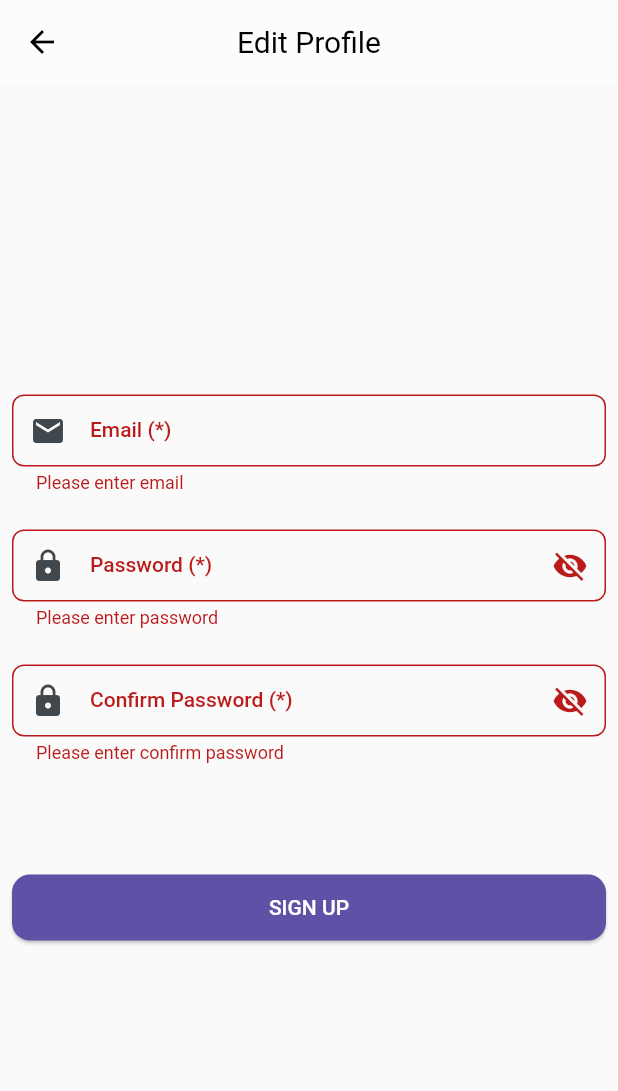
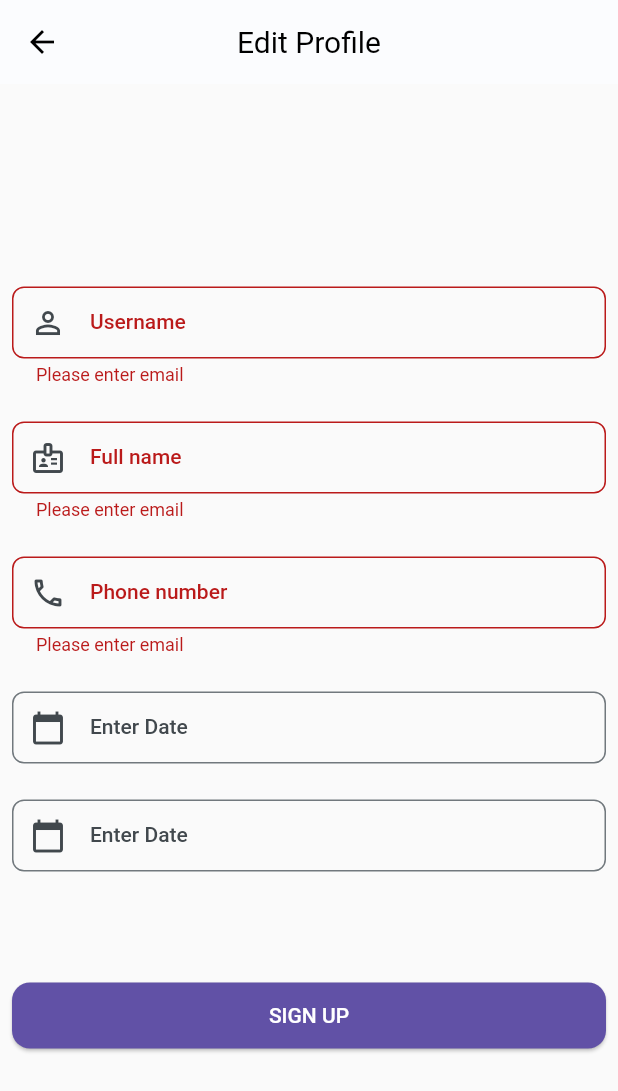
Before and after one commit to quangnhat22/cs_video_call_app, a Flutter app: the EditProfilePage screen opened directly, after a tap on "SIGN UP", on a phone screen of 412 x 824 dp. Shown: the top 1091 px of the screen. Run offline on Flutter 3.47's test engine with Material 2 defaults, Android fonts, the phone set to English and light mode, and no system bars; our stand-ins replace cached_network_image, device_info_plus, dio, equatable, firebase_auth, firebase_core and 8 more; accounts and stored records are empty; generated files the repository leaves out were written again.

Commit message:
update form edit profile UI

```diff
--- /dev/null
+++ b/lib/common/widgets/stateless/form/text_form_field.dart
@@ -0,0 +1,58 @@
+import 'package:flutter/material.dart';
+import 'package:flutter_gen/gen_l10n/app_localizations.dart';
+
+enum InputType { text, phoneNumber, multiline }
+
+class CTextFormField extends StatelessWidget {
+  const CTextFormField({
+    super.key,
+    required this.controller,
+    required this.icon,
+    required this.label,
+    this.type = InputType.text,
+  });
+
+  final TextEditingController controller;
+  final Icon icon;
+  final String label;
+  final InputType type;
+
+  String? validateValue(String? value, BuildContext context) {
+    if (value == null || value.isEmpty) {
+      return AppLocalizations.of(context)!.please_enter_email;
+    }
+    return null;
+  }
+
+  TextInputType _checkType() {
+    switch (type) {
+      case InputType.text:
+        return TextInputType.text;
+      case InputType.phoneNumber:
+        return TextInputType.phone;
+      case InputType.multiline:
+        return TextInputType.multiline;
+      default:
+        return TextInputType.none;
+    }
+  }
+
+  @override
+  Widget build(BuildContext context) {
+    return Container(
+      margin: const EdgeInsets.symmetric(vertical: 12),
+      child: TextFormField(
+        controller: controller,
+        validator: (value) => validateValue(value, context),
+        decoration: InputDecoration(
+          prefixIcon: icon,
+          label: Text(label),
+          border: const OutlineInputBorder(
+              borderSide: BorderSide(width: 1),
+              borderRadius: BorderRadius.all(Radius.circular(8))),
+        ),
+        keyboardType: _checkType(),
+      ),
+    );
+  }
+}
--- a/lib/core/config/app_config.dart
+++ b/lib/core/config/app_config.dart
@@ -8,7 +8,7 @@ class AppConfig {
   // }
 
   // TODO: switch to [10.0.2.2] if using android emulator
-  static const baseUrl = 'http://10.0.2.2:8080/v1';
+  static const baseUrl = 'http://192.168.1.7:8080/v1';
 }
 
 // class _Config {
--- a/lib/core/langs/app_en.arb
+++ b/lib/core/langs/app_en.arb
@@ -38,5 +38,8 @@
   "sign_up_text_button": "SIGN UP",
   "cancel": "Cancel",
   "confirm": "Confirm",
-  "are_you_sure_want_to_log_out": "Are you sure you want to logout?"
+  "are_you_sure_want_to_log_out": "Are you sure you want to logout?",
+  "username": "Username",
+  "full_name": "Full name",
+  "phone_number": "Phone number"
 }
--- a/lib/core/langs/app_vi.arb
+++ b/lib/core/langs/app_vi.arb
@@ -38,5 +38,8 @@
   "sign_up_text_button": "ĐĂNG KÝ",
   "cancel": "Huỷ",
   "confirm": "Xác nhận",
-  "are_you_sure_want_to_log_out": "Bạn có chắc chắn muốn thoát khỏi ứng dụng?"
+  "are_you_sure_want_to_log_out": "Bạn có chắc chắn muốn thoát khỏi ứng dụng?",
+  "username": "Username",
+  "full_name": "Họ và tên",
+  "phone_number": "Số điện thoại"
 }
--- /dev/null
+++ b/lib/presentation/setting/edit_profile/widgets/birthday_input.dart
@@ -0,0 +1,55 @@
+import 'package:flutter/material.dart';
+import 'package:intl/intl.dart';
+
+class BirthdayInput extends StatefulWidget {
+  const BirthdayInput({Key? key}) : super(key: key);
+
+  @override
+  State<BirthdayInput> createState() => _BirthdayInputState();
+}
+
+class _BirthdayInputState extends State<BirthdayInput> {
+  TextEditingController dateInput = TextEditingController();
+
+  @override
+  void initState() {
+    dateInput.text = ""; //set the initial value of text field
+    super.initState();
+  }
+
+  @override
+  Widget build(BuildContext context) {
+    return Padding(
+      padding: const EdgeInsets.symmetric(vertical: 12),
+      child: TextField(
+        controller: dateInput,
+        decoration: const InputDecoration(
+          prefixIcon: Icon(Icons.calendar_today),
+          label: Text("Enter Date"),
+          border: OutlineInputBorder(
+              borderSide: BorderSide(width: 1),
+              borderRadius: BorderRadius.all(Radius.circular(8))),
+        ),
+        readOnly: true, //set it true, so that user will not able to edit text
+        onTap: () async {
+          DateTime? pickedDate = await showDatePicker(
+              context: context,
+              initialDate: DateTime.now(),
+              firstDate: DateTime(2000),
+              //DateTime.now() - not to allow to choose before today.
+              lastDate: DateTime(2101));
+
+          if (pickedDate != null) {
+            String formattedDate = DateFormat('yyyy-MM-dd').format(pickedDate);
+            setState(() {
+              dateInput.text =
+                  formattedDate; //set output date to TextField value.
+            });
+          } else {
+            print("Date is not selected");
+          }
+        },
+      ),
+    );
+  }
+}
--- a/lib/presentation/setting/edit_profile/widgets/edit_profile_form.dart
+++ b/lib/presentation/setting/edit_profile/widgets/edit_profile_form.dart
@@ -1,37 +1,55 @@
 import 'package:flutter/material.dart';
 import 'package:flutter_gen/gen_l10n/app_localizations.dart';
+import 'package:videocall/common/widgets/stateless/form/text_form_field.dart';
+import 'package:videocall/presentation/setting/edit_profile/widgets/birthday_input.dart';
+import 'package:videocall/presentation/setting/edit_profile/widgets/gender_input.dart';
 
 import '../../../../common/widgets/stateless/buttons/custom_elevated_button.dart';
 import '../../../../common/widgets/stateless/buttons/custom_text_button.dart';
-import '../../../../common/widgets/stateless/form/confirm_password_text_form_field.dart';
-import '../../../../common/widgets/stateless/form/email_text_form_field.dart';
-import '../../../../common/widgets/stateless/form/password_text_form_field.dart';
 
 class EditProfileForm extends StatelessWidget {
   const EditProfileForm({Key? key}) : super(key: key);
 
   @override
   Widget build(BuildContext context) {
+    final usernameController = TextEditingController();
+    final fullNameController = TextEditingController();
+    final phoneNumberController = TextEditingController();
     final emailController = TextEditingController();
     final passwordController = TextEditingController();
     final confirmPasswordController = TextEditingController();
 
-    final _formKey = GlobalKey<FormState>();
+    final formKey = GlobalKey<FormState>();
 
     void signUp() {
-      if (_formKey.currentState!.validate()) {
+      if (formKey.currentState!.validate()) {
         debugPrint('Sign up successfully');
       }
     }
 
     return SingleChildScrollView(
       child: Form(
-        key: _formKey,
+        key: formKey,
         child: Column(children: <Widget>[
-          EmailTextFormField(emailController),
-          PasswordTextFormField(passwordController),
-          ConfirmPasswordTextFormField(
-              confirmPasswordController, passwordController),
+          CTextFormField(
+            controller: usernameController,
+            icon: const Icon(Icons.person_outline),
+            label: AppLocalizations.of(context)!.username,
+          ),
+          CTextFormField(
+            controller: fullNameController,
+            icon: const Icon(Icons.badge_outlined),
+            label: AppLocalizations.of(context)!.full_name,
+            type: InputType.text,
+          ),
+          CTextFormField(
+            controller: phoneNumberController,
+            icon: const Icon(Icons.phone_outlined),
+            label: AppLocalizations.of(context)!.phone_number,
+            type: InputType.phoneNumber,
+          ),
+          const BirthdayInput(),
+          const GenderInput(),
           Padding(
             padding: const EdgeInsets.only(top: 60),
             child: SizedBox(
@@ -39,26 +57,18 @@ class EditProfileForm extends StatelessWidget {
               child: CustomElevatedButton(
                   AppLocalizations.of(context)!.sign_up_text_button,
                   signUp,
-                  Theme
-                      .of(context)
-                      .colorScheme
-                      .secondary),
+                  Theme.of(context).colorScheme.secondary),
             ),
           ),
-          if (MediaQuery
-              .of(context)
-              .orientation == Orientation.landscape)
+          if (MediaQuery.of(context).orientation == Orientation.landscape)
             Padding(
               padding: const EdgeInsets.only(top: 14),
               child: CustomTextButton(
                 AppLocalizations.of(context)!.back_to_welcome,
-                    () {
+                () {
                   Navigator.pop(context);
                 },
-                Theme
-                    .of(context)
-                    .colorScheme
-                    .secondary,
+                Theme.of(context).colorScheme.secondary,
               ),
             )
         ]),
--- /dev/null
+++ b/lib/presentation/setting/edit_profile/widgets/gender_input.dart
@@ -0,0 +1,50 @@
+import 'package:flutter/material.dart';
+
+class GenderInput extends StatefulWidget {
+  const GenderInput({Key? key}) : super(key: key);
+
+  @override
+  State<GenderInput> createState() => _GenderInputState();
+}
+
+class _GenderInputState extends State<GenderInput> {
+  TextEditingController genderController = TextEditingController();
+
+  @override
+  void initState() {
+    genderController.text = ""; //set the initial value of text field
+    super.initState();
+  }
+
+  Future<void> _showDialog(BuildContext ctx) {
+    return showDialog(
+      context: ctx,
+      builder: (context) => AlertDialog(
+        title: const Text('Your name'),
+        content: Column(
+          mainAxisSize: MainAxisSize.min,
+          children: const <Widget>[TextField()],
+        ),
+      ),
+    );
+  }
+
+  @override
+  Widget build(BuildContext context) {
+    return Padding(
+      padding: const EdgeInsets.symmetric(vertical: 12),
+      child: TextField(
+        controller: genderController,
+        decoration: const InputDecoration(
+          prefixIcon: Icon(Icons.calendar_today),
+          label: Text("Enter Date"),
+          border: OutlineInputBorder(
+              borderSide: BorderSide(width: 1),
+              borderRadius: BorderRadius.all(Radius.circular(8))),
+        ),
+        readOnly: true, //set it true, so that user will not able to edit text
+        onTap: () => _showDialog(context),
+      ),
+    );
+  }
+}
```
Also changed, not shown: lib/core/di/injector.config.dart.
